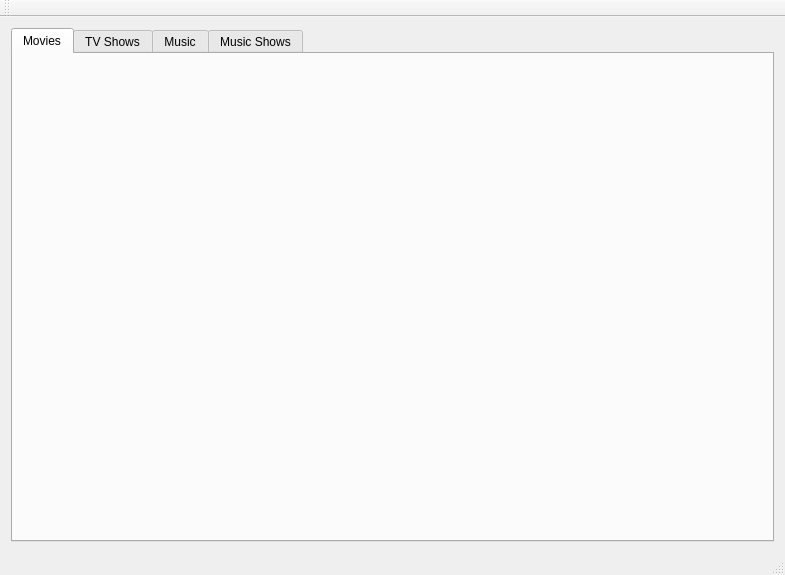
This is cmainwindow.ui in birkeh/qtKodiAdmin as Qt 5 draws it before an edit. The edited form follows.
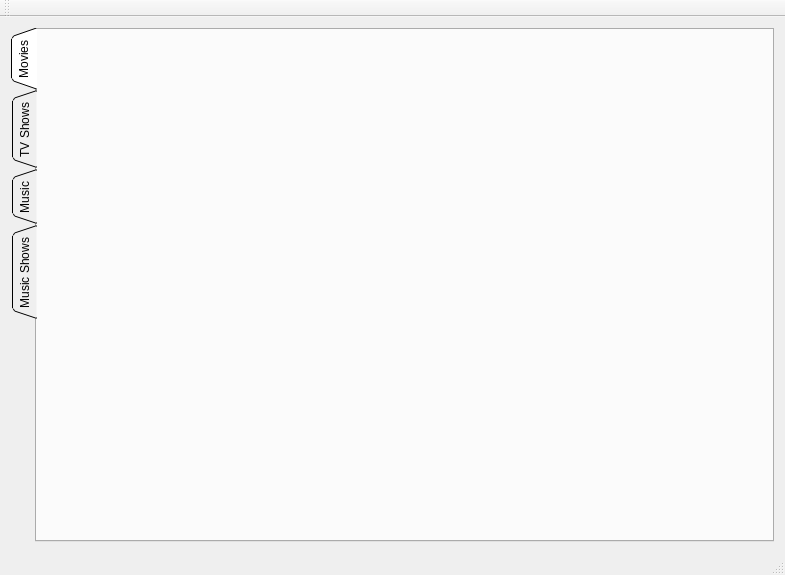
This is the edited form. The open tabs and pages were chosen to show the change. Icons and pictures are not drawn.

```diff
--- a/cmainwindow.ui
+++ b/cmainwindow.ui
@@ -17,8 +17,20 @@
    <layout class="QHBoxLayout" name="horizontalLayout">
     <item>
      <widget class="QTabWidget" name="m_lpMainTab">
+      <property name="tabPosition">
+       <enum>QTabWidget::West</enum>
+      </property>
+      <property name="tabShape">
+       <enum>QTabWidget::Triangular</enum>
+      </property>
       <property name="currentIndex">
-       <number>3</number>
+       <number>0</number>
+      </property>
+      <property name="iconSize">
+       <size>
+        <width>32</width>
+        <height>32</height>
+       </size>
       </property>
       <widget class="QWidget" name="m_lpTabMovies">
        <attribute name="title">
```
Left out of the diff: 15 changed lines with no effect on the pictures.
